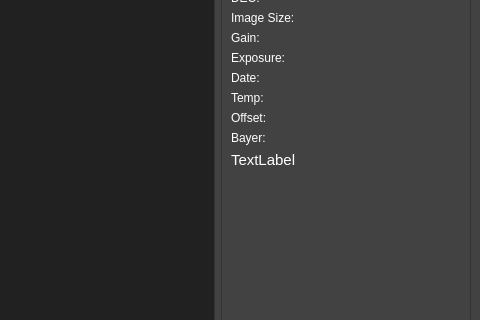
Qt form src/mainwindow.ui (AstrocatApp/AstrocatApp) before a commit; both pictures show x 320 to 800 and y 167 to 487 of the 800 by 600 pixel window.
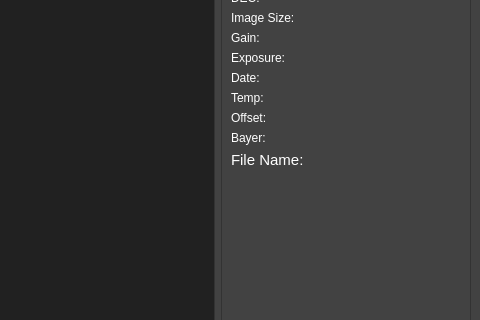
The same form after that commit.

Commit message: Fixed TextLabel text for filename

What changed in the file:
```diff
--- a/src/mainwindow.ui
+++ b/src/mainwindow.ui
@@ -772,7 +772,7 @@
             </font>
            </property>
            <property name="text">
-            <string>TextLabel</string>
+            <string>File Name:</string>
            </property>
            <property name="wordWrap">
             <bool>true</bool>
```
